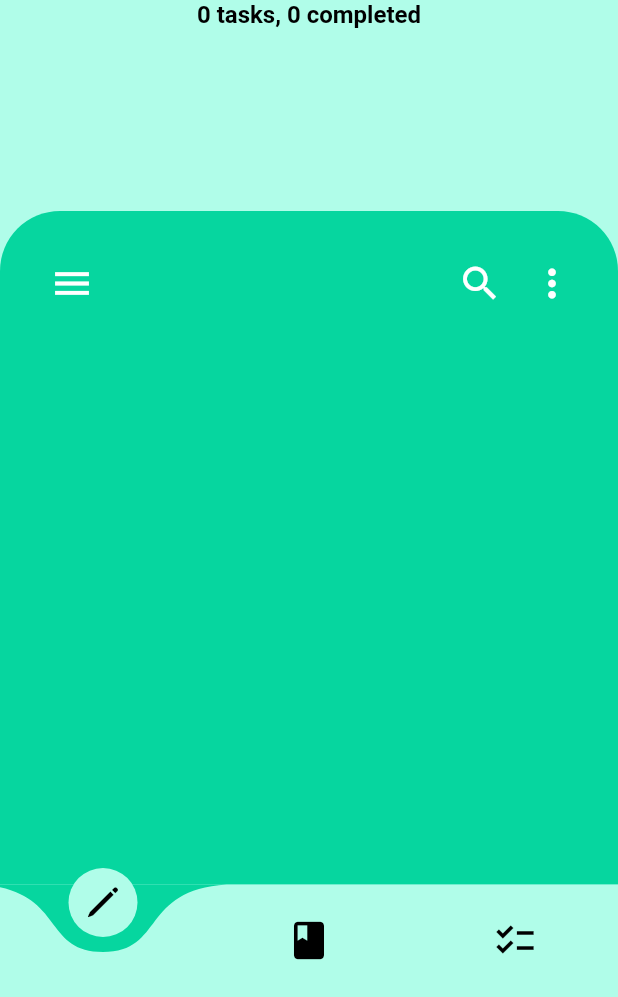
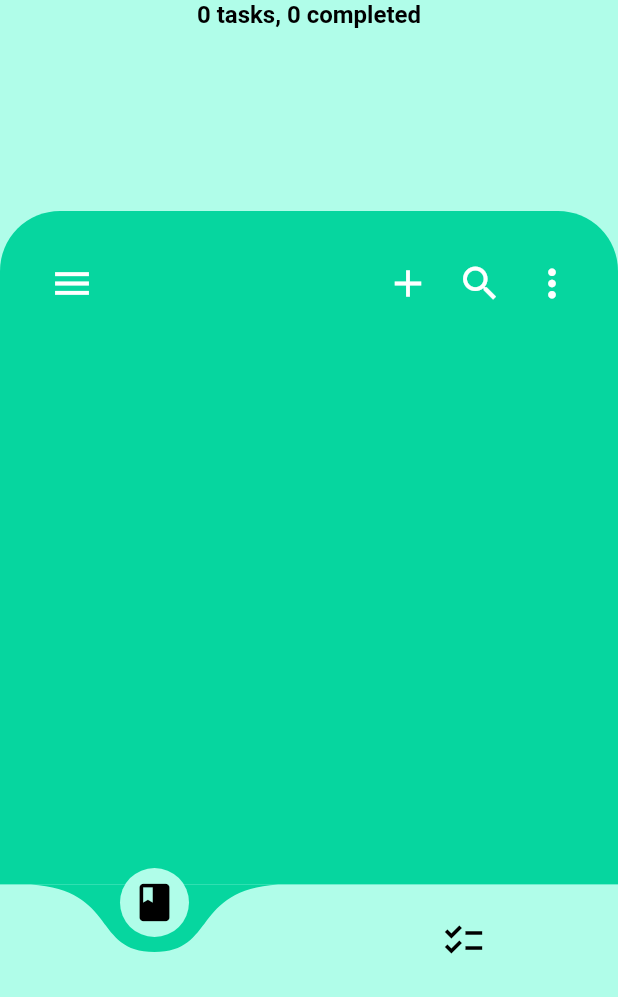
Before and after one commit to jgarzon26/to_do_app, a Flutter app: the screen it shows after launch, after a tap on the "search" icon, on a phone screen of 412 x 824 dp, the part 239-1236 px from its top. Run offline on Flutter 3.47's test engine with Material 2 defaults, Android fonts, the phone set to English and light mode, and no system bars; drawn by our look-alikes of curved_navigation_bar; our stand-ins replace flutter_slidable; Roboto replaces fonts that are missing (PT Sans).

Commit message:
Adding New Input Overlay and adjusting themes

```diff
--- a/lib/default_theme.dart
+++ b/lib/default_theme.dart
@@ -26,6 +26,8 @@ class DefaultTheme {
       ),
       appBarTheme: _buildAppBarThemeData(),
       listTileTheme: _buildListTileTheme(),
+      inputDecorationTheme: _buildInputDecorationTheme(),
+      elevatedButtonTheme: _buildElevatedButtonTheme(),
     );
   }
 
@@ -51,4 +53,25 @@ class DefaultTheme {
       visualDensity: VisualDensity.comfortable,
     );
   }
+
+  static InputDecorationTheme _buildInputDecorationTheme() {
+    return InputDecorationTheme(
+      labelStyle: TextStyle(
+        color: Colors.black.withOpacity(0.5),
+        fontSize: 16,
+        fontWeight: FontWeight.normal,
+      ),
+    );
+  }
+
+  static ElevatedButtonThemeData _buildElevatedButtonTheme() {
+    return ElevatedButtonThemeData(
+      style: ElevatedButton.styleFrom(
+        backgroundColor: kBackgroundColor,
+        shape: RoundedRectangleBorder(
+          borderRadius: BorderRadius.circular(10),
+        ),
+      ),
+    );
+  }
 }
--- a/lib/main.dart
+++ b/lib/main.dart
@@ -1,5 +1,5 @@
 import 'package:flutter/material.dart';
-import 'package:to_do_app/screens/task_main/task_main.dart';
+import 'package:to_do_app/pages/task_main/task_main.dart';
 
 import 'default_theme.dart';
 
--- a/lib/screens/task_main/task_main.dart
+++ b/lib/pages/task_main/task_main.dart
@@ -1,13 +1,13 @@
 import 'package:curved_navigation_bar/curved_navigation_bar.dart';
-import 'package:flutter/cupertino.dart';
 import 'package:flutter/material.dart';
 import 'package:flutter/rendering.dart';
 import 'package:provider/provider.dart';
 import 'package:to_do_app/components/task_tile.dart';
 import 'package:to_do_app/constants.dart';
+import 'package:to_do_app/pages/task_main/widgets/header.dart';
+import 'package:to_do_app/pages/task_main/widgets/task_appbar.dart';
 import 'package:to_do_app/providers/HeaderProvider.dart';
 import 'package:to_do_app/providers/OverallTaskProvider.dart';
-import 'package:to_do_app/screens/task_main/widgets/header.dart';
 
 class TaskMain extends StatefulWidget {
   const TaskMain({Key? key}) : super(key: key);
@@ -99,41 +99,13 @@ class _TaskMainState extends State<TaskMain> {
                       physics: const NeverScrollableScrollPhysics(),
                       shrinkWrap: true,
                       slivers: [
-                        SliverToBoxAdapter(
-                          child: AppBar(
-                            leading: const Icon(
-                              Icons.menu,
-                              size: defaultIconSize,
-                            ),
-                            title: Text(
-                              HeaderProvider().hasAlmostCollapse()
-                                  ? 'To Do List'
-                                  : "",
-                            ),
-                            actions: [
-                              IconButton(
-                                onPressed: () {},
-                                icon: const Icon(
-                                  Icons.search,
-                                  size: defaultIconSize,
-                                ),
-                              ),
-                              IconButton(
-                                onPressed: () {},
-                                icon: const Icon(
-                                  Icons.more_vert,
-                                  size: defaultIconSize,
-                                ),
-                              ),
-                            ],
-                          ),
-                        ),
+                        const TaskAppBar(),
                         SliverList(
                           delegate: SliverChildBuilderDelegate(
                             (context, index) {
                               final taskProvider =
                                   context.watch<OverallTaskProvider>();
-                              if (index >= OverallTaskProvider().taskCount) {
+                              if (index >= taskProvider.taskCount) {
                                 return null;
                               }
                               return TaskTile(
@@ -155,9 +127,8 @@ class _TaskMainState extends State<TaskMain> {
         bottomNavigationBar: IconTheme(
           data: const IconThemeData(size: defaultIconSize),
           child: CurvedNavigationBar(
-            index: 1,
+            animationDuration: const Duration(milliseconds: 300),
             items: const [
-              Icon(CupertinoIcons.pen),
               Icon(Icons.book),
               Icon(Icons.checklist),
             ],
--- /dev/null
+++ b/lib/pages/task_main/widgets/task_appbar.dart
@@ -0,0 +1,55 @@
+import 'package:flutter/material.dart';
+
+import '../../../constants.dart';
+import '../../../providers/HeaderProvider.dart';
+import '../overlays/task_input.dart';
+
+class TaskAppBar extends StatelessWidget {
+  const TaskAppBar({
+    super.key,
+  });
+
+  @override
+  Widget build(BuildContext context) {
+    return SliverToBoxAdapter(
+      child: AppBar(
+        leading: const Icon(
+          Icons.menu,
+          size: defaultIconSize,
+        ),
+        title: ValueListenableBuilder(
+            valueListenable: HeaderProvider(),
+            builder: (context, value, child) {
+              return Text(
+                HeaderProvider().hasAlmostCollapse() ? 'To Do List' : "",
+              );
+            }),
+        actions: [
+          IconButton(
+            onPressed: () {
+              Navigator.of(context).push(TaskInput(context));
+            },
+            icon: const Icon(
+              Icons.add,
+              size: defaultIconSize,
+            ),
+          ),
+          IconButton(
+            onPressed: () {},
+            icon: const Icon(
+              Icons.search,
+              size: defaultIconSize,
+            ),
+          ),
+          IconButton(
+            onPressed: () {},
+            icon: const Icon(
+              Icons.more_vert,
+              size: defaultIconSize,
+            ),
+          ),
+        ],
+      ),
+    );
+  }
+}
--- a/lib/providers/HeaderProvider.dart
+++ b/lib/providers/HeaderProvider.dart
@@ -1,5 +1,5 @@
 import 'package:flutter/material.dart';
-import 'package:to_do_app/screens/task_main/classes/header_data.dart';
+import 'package:to_do_app/pages/task_main/classes/header_data.dart';
 
 enum HeaderState { expanded, collapsed }
 
```
Also changed, not shown: lib/pages/task_main/overlays/task_input.dart (added, +147 -0 lines), lib/pages/task_main/classes/header_data.dart (renamed from lib/screens/task_main/classes/header_data.dart), lib/pages/task_main/widgets/header.dart (renamed from lib/screens/task_main/widgets/header.dart).
